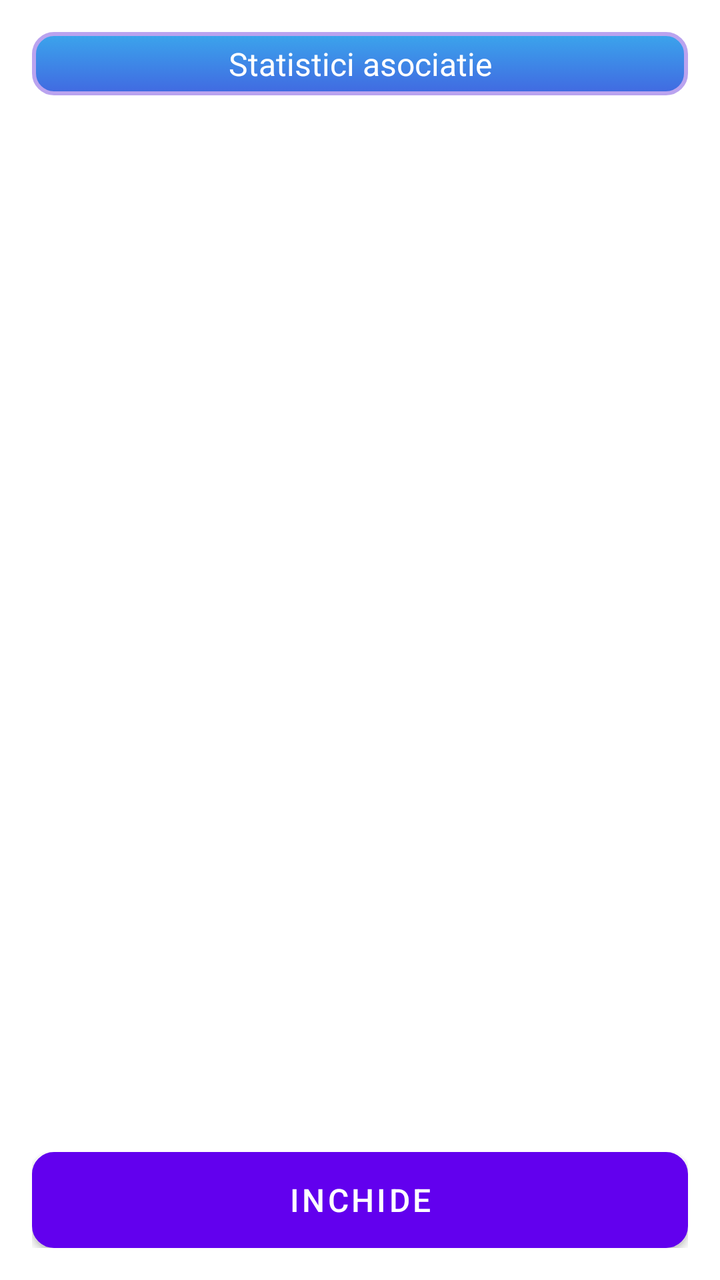
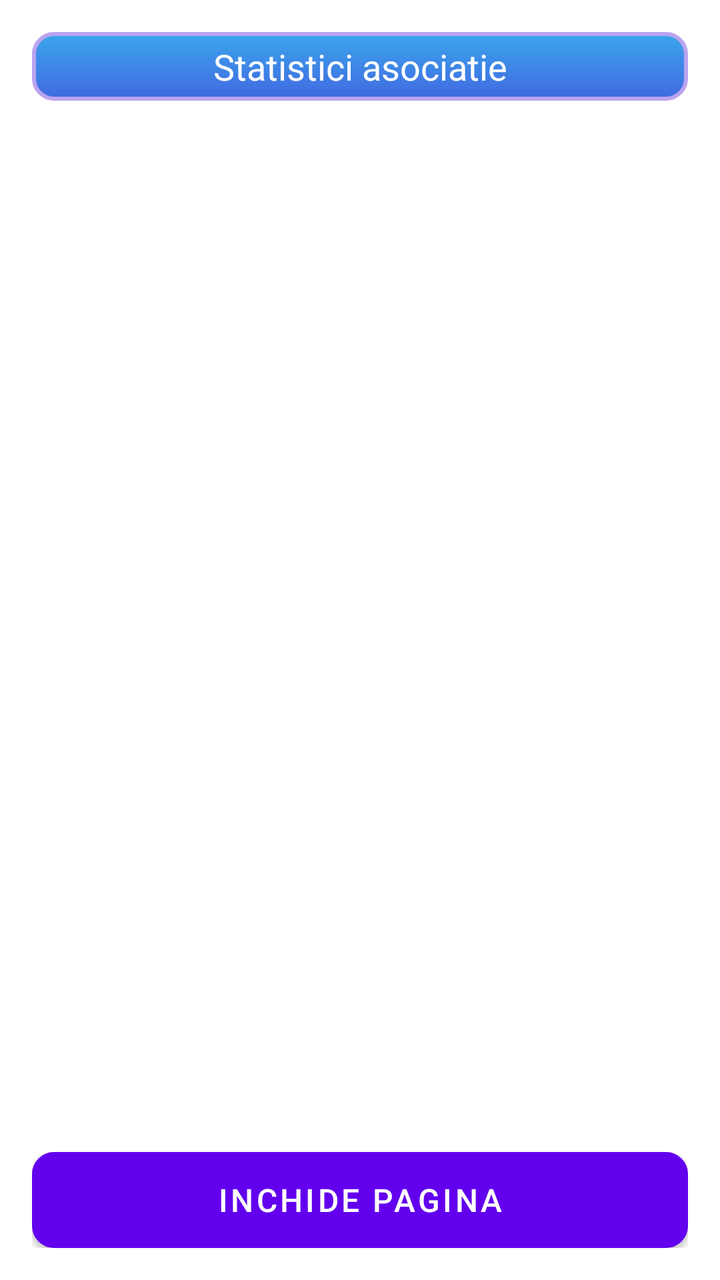

Two renders of the same Android screen: before a commit and after it. Below are the layout's source before the change and the commit's diff.
<!-- AndroidManifest.xml: application theme Theme.Cotizatia -->
<!-- res/layout/activity_afisare.xml -->
<RelativeLayout xmlns:android="http://schemas.android.com/apk/res/android"
    xmlns:tools="http://schemas.android.com/tools"
    android:layout_width="match_parent"
    android:layout_height="match_parent"
    android:padding="16dp"
    tools:context=".AfisareActivity">

    <TextView
        android:id="@+id/textView"
        android:layout_width="match_parent"
        android:layout_height="wrap_content"
        android:layout_centerHorizontal="true"
        android:layout_marginBottom="12dp"
        android:background="@drawable/mybutton"
        android:gravity="center"
        android:padding="5dp"
        android:text="@string/Statistici"
        android:textColor="@color/white"
        android:textSize="16sp" />

    
    <ScrollView
        android:id="@+id/idScrolView"
        android:layout_width="match_parent"
        android:layout_height="match_parent"
        android:layout_below="@id/textView"
        android:layout_above="@id/layoutButonInapoi"
        android:scrollbars="vertical">

        <HorizontalScrollView
            android:layout_width="match_parent"
            android:layout_height="wrap_content">

            <TableLayout
                android:id="@+id/table"
                android:layout_width="match_parent"
                android:layout_height="wrap_content"
                android:stretchColumns="*" />
        </HorizontalScrollView>
    </ScrollView>

    
    <LinearLayout
        android:id="@+id/layoutButonInapoi"
        android:layout_width="match_parent"
        android:layout_height="wrap_content"
        android:layout_alignParentBottom="true"
        android:layout_centerHorizontal="true"
        android:orientation="vertical"
        android:layout_marginTop="8dp">

        <Button
            android:id="@+id/buttonInapoi"
            android:layout_width="match_parent"
            android:layout_height="wrap_content"
            android:background="@drawable/mybutton"
            android:textSize="16sp"
            android:text="@string/iesire" />
    </LinearLayout>
</RelativeLayout>
<!-- resources referenced by this layout -->
<resources>
  <color name="white">#FFFFFFFF</color>
  <!-- drawable mybutton (drawable-v24) -->
  <?xml version="1.0" encoding="utf-8"?>
  <selector xmlns:android="http://schemas.android.com/apk/res/android">
      <item android:state_pressed="true" >
          <shape android:shape="rectangle" >
              <corners android:radius="8dp" />
              <stroke android:width="1dip" android:color="@color/royalblue" />
              <gradient android:angle="-90" android:startColor="@color/royalblue" android:endColor="#689a92" />
          </shape>
      </item>
      <item android:state_focused="true">
          <shape android:shape="rectangle" >
              <corners android:radius="8dp" />
              <stroke android:width="1dip" android:color="@color/royalblue" />
              <solid android:color="#58857e"/>
          </shape>
      </item>
      <item >
          <shape android:shape="rectangle" >
              <corners android:radius="10dp" />
              <stroke android:width="2dip" android:color="#BAA3EF" />
              <gradient android:angle="-90" android:startColor="#3BA5EC" android:endColor="@color/royalblue" />
          </shape>
      </item>
  </selector>
  <string name="Statistici">Statistici asociatie</string>
  <string name="iesire">Inchide</string>
  <style name="Theme.Cotizatia" parent="Theme.MaterialComponents.DayNight.DarkActionBar">
          
          <item name="colorPrimary">@color/purple_500</item>
          <item name="colorPrimaryVariant">@color/purple_700</item>
          <item name="colorOnPrimary">@color/white</item>
          
          <item name="colorSecondary">@color/teal_200</item>
          <item name="colorSecondaryVariant">@color/teal_700</item>
          <item name="colorOnSecondary">@color/black</item>
          
          <item name="android:statusBarColor" tools:targetApi="l">?attr/colorPrimaryVariant</item>
          
  
          <item name="android:colorControlNormal">@color/white</item>
          <item name="android:colorControlActivated">@color/white</item>
          <item name="android:colorControlHighlight">@android:color/transparent</item>
  
      </style>
  <color name="royalblue">#4169E1</color>
  <color name="purple_500">#FF6200EE</color>
  <color name="purple_700">#FF3700B3</color>
  <color name="teal_200">#FF03DAC5</color>
  <color name="teal_700">#FF018786</color>
  <color name="black">#FF000000</color>
</resources>

<!-- the commit's change to res/layout/activity_afisare.xml (unified diff, before → after) -->
@@ -16,7 +16,7 @@
         android:padding="5dp"
         android:text="@string/Statistici"
         android:textColor="@color/white"
-        android:textSize="16sp" />
+        android:textSize="18sp" />
 
     
     <ScrollView
<!-- resource entries referenced after the edit -->
@@ -27,7 +27,7 @@
       </item>
   </selector>
   <string name="Statistici">Statistici asociatie</string>
-  <string name="iesire">Inchide</string>
+  <string name="iesire">Inchide pagina</string>
   <style name="Theme.Cotizatia" parent="Theme.MaterialComponents.DayNight.DarkActionBar">
           
           <item name="colorPrimary">@color/purple_500</item>
